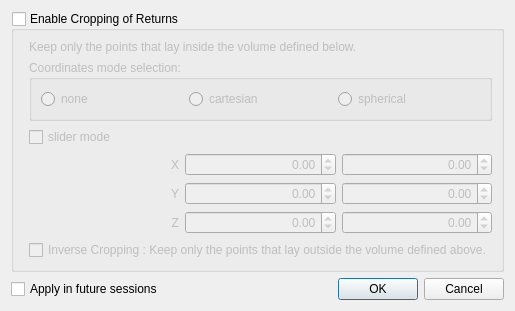
First picture: the form in Application/Ui/Widgets/vvCropReturnsDialog.ui, repository Kitware/VeloView, before the edit.
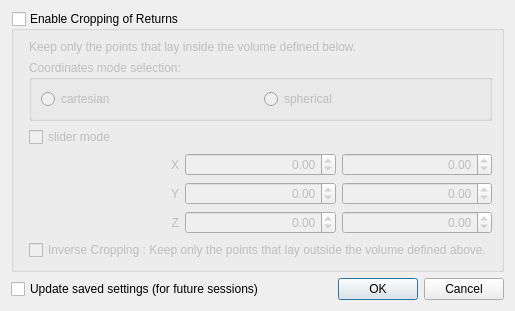
Second picture: the form after the edit.

Commit message:
Fix Crop returns UI
- remove confusing and useless "none" option
- rephrase: "update saved parameters for future sessions"
- ensure that all important parameters are saved, if needed

What changed in the file:
```diff
--- a/Application/Ui/Widgets/vvCropReturnsDialog.ui
+++ b/Application/Ui/Widgets/vvCropReturnsDialog.ui
@@ -27,7 +27,7 @@
    <item row="1" column="0">
     <widget class="QCheckBox" name="saveCheckBox">
      <property name="text">
-      <string>Apply in future sessions</string>
+      <string>Update saved settings (for future sessions)</string>
      </property>
      <property name="checked">
       <bool>false</bool>
@@ -189,27 +189,20 @@
          <string>Coordinates mode selection:</string>
         </property>
         <layout class="QGridLayout" name="radioButtonGroupBoxLayout">
-         <item row="1" column="0">
-          <widget class="QRadioButton" name="noneRadioButton">
-           <property name="text">
-            <string>none</string>
-           </property>
-          </widget>
-         </item>
          <item row="1" column="1">
-          <widget class="QRadioButton" name="cartesianRadioButton">
-           <property name="text">
-            <string>cartesian</string>
-           </property>
-          </widget>
-         </item>
-         <item row="1" column="2">
           <widget class="QRadioButton" name="sphericalRadioButton">
            <property name="text">
             <string>spherical</string>
            </property>
           </widget>
          </item>
+         <item row="1" column="0">
+          <widget class="QRadioButton" name="cartesianRadioButton">
+           <property name="text">
+            <string>cartesian</string>
+           </property>
+          </widget>
+         </item>
         </layout>
        </widget>
       </item>
```
The commit also changes 2 other files.
